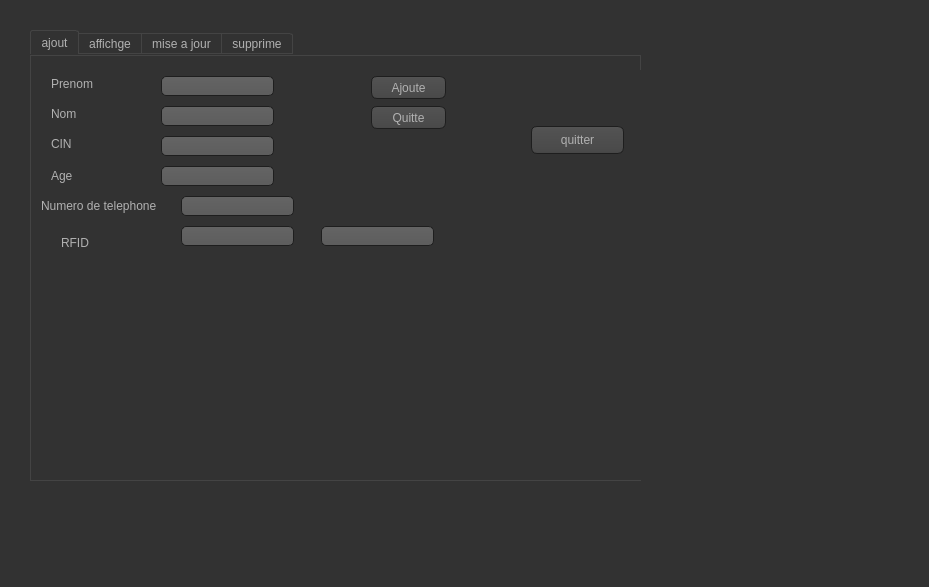
Old version of the form invite/Gestion_de_invite.ui in the repository dina-boughanmi/projet-C-.
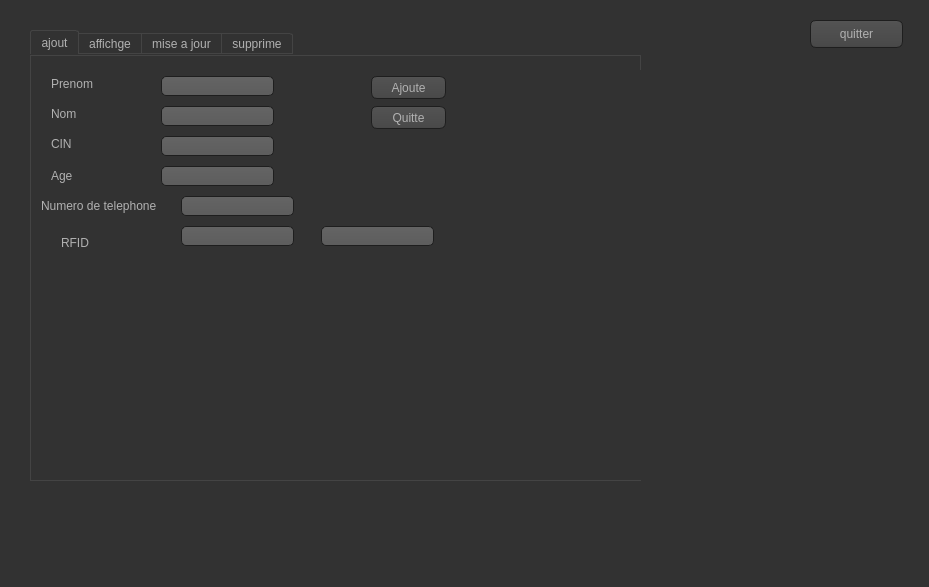
New version of the form. The open tabs and pages were chosen to show the change. Icons and pictures are not drawn.

What changed in the file:
```diff
--- a/invite/Gestion_de_invite.ui
+++ b/invite/Gestion_de_invite.ui
@@ -6300,19 +6300,6 @@
        <string>RFID</string>
       </property>
      </widget>
-     <widget class="QPushButton" name="quittergestioninviter">
-      <property name="geometry">
-       <rect>
-        <x>500</x>
-        <y>70</y>
-        <width>93</width>
-        <height>28</height>
-       </rect>
-      </property>
-      <property name="text">
-       <string>quitter</string>
-      </property>
-     </widget>
     </widget>
     <widget class="QWidget" name="tab_2">
      <attribute name="title">
@@ -6748,6 +6735,19 @@
      <string/>
     </property>
    </widget>
+   <widget class="QPushButton" name="quittergestioninviter">
+    <property name="geometry">
+     <rect>
+      <x>810</x>
+      <y>20</y>
+      <width>93</width>
+      <height>28</height>
+     </rect>
+    </property>
+    <property name="text">
+     <string>quitter</string>
+    </property>
+   </widget>
   </widget>
   <widget class="QMenuBar" name="menubar">
    <property name="geometry">
```
Left out of the diff: 18 changed lines with no effect on the pictures.
